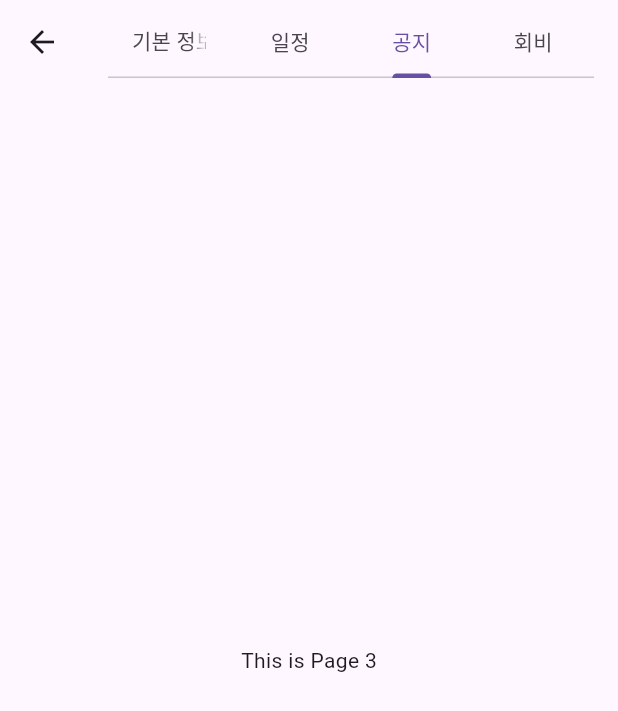
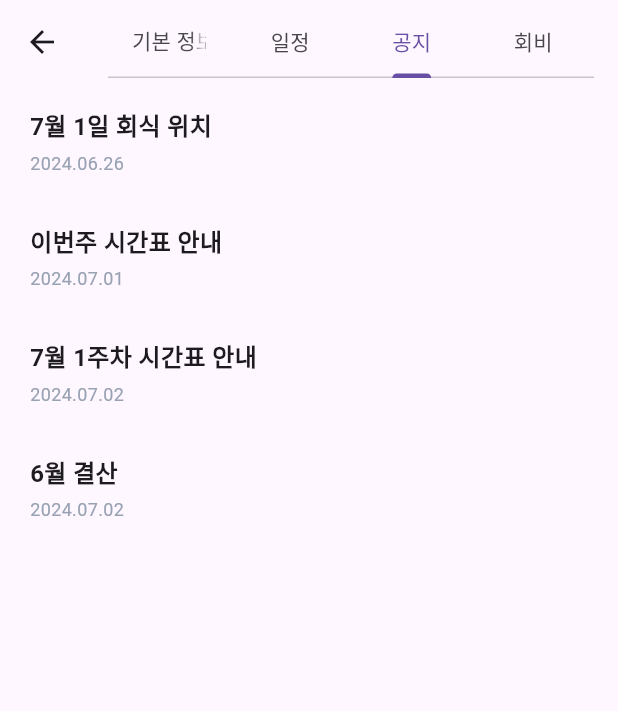
Before and after one commit to IT-Cotato/9th-Squadus-FE, a Flutter app: the PageGroup screen opened directly, tab 3 chosen, on a phone screen of 412 x 824 dp. Shown: the top 711 px of the screen. Run offline on Flutter 3.47's test engine with Material 3 defaults, Android fonts, the phone set to English and light mode, and no system bars; our stand-ins replace google_sign_in, table_calendar; missing offline and left inert: kakao_flutter_sdk, kakao_flutter_sdk_common.

Commit message:
feat: Group 페이지 공지 리스트

```diff
--- /dev/null
+++ b/lib/component/notice_list_component.dart
@@ -0,0 +1,52 @@
+import 'package:flutter/material.dart';
+import '../model/notice.dart';
+
+class NoticeList extends StatelessWidget {
+  final int id;
+  final String noticeTitle;
+  final String date;
+  final bool isNew;
+
+  const NoticeList({
+    Key? key,
+    required this.id,
+    required this.noticeTitle,
+    required this.date,
+    required this.isNew,
+  }) : super(key: key);
+
+  @override
+  Widget build(BuildContext context) {
+    return Container(
+      width: MediaQuery.of(context).size.width,
+      padding: EdgeInsets.symmetric(vertical: 16.0, horizontal: 20.0),
+      child: Column(
+        crossAxisAlignment: CrossAxisAlignment.start,
+        children: [
+          Row(
+            children: [
+              Expanded(
+                child: Text(
+                  noticeTitle,
+                  style: TextStyle(
+                    fontSize: 16,
+                    fontWeight: FontWeight.bold,
+                  ),
+                ),
+              )
+            ],
+          ),
+          SizedBox(height: 4),
+          Text(
+            date,
+            style: TextStyle(
+              fontSize: 12,
+              color: Color(0xFF98A2B3)
+            ),
+          )
+        ],
+
+      )
+    );
+  }
+}
--- a/lib/main.dart
+++ b/lib/main.dart
@@ -8,20 +8,20 @@ import 'package:intl/date_symbol_data_local.dart';
 
 void main() {
   initializeDateFormatting('ko_KR', null); // 'ko_KR' 로케일 데이터 초기화
-  // runApp() 호출 전 Flutter SDK 초기화
-  KakaoSdk.init(
-    nativeAppKey: "9a80e6ad2553c99dd8d0dbe467a9bf0c",
-  );
-
-  // runApp() 호출 전 google 세팅
-  const List<String> scopes = <String>[
-    'email',
-    'https://www.googleapis.com/auth/contacts.readonly',
-  ];
-
-  GoogleSignIn _googleSignIn = GoogleSignIn(
-    scopes: scopes,
-  );
+  // // runApp() 호출 전 Flutter SDK 초기화
+  // KakaoSdk.init(
+  //   nativeAppKey: "9a80e6ad2553c99dd8d0dbe467a9bf0c",
+  // );
+  //
+  // // runApp() 호출 전 google 세팅
+  // const List<String> scopes = <String>[
+  //   'email',
+  //   'https://www.googleapis.com/auth/contacts.readonly',
+  // ];
+  //
+  // GoogleSignIn _googleSignIn = GoogleSignIn(
+  //   scopes: scopes,
+  // );
   //
   // runApp(
   //   MaterialApp(
--- /dev/null
+++ b/lib/model/notice.dart
@@ -0,0 +1,13 @@
+class Notice {
+  final int id;
+  final String noticeTitle;
+  final String date;
+  final bool isNew;
+
+  Notice({
+    required this.id,
+    required this.noticeTitle,
+    required this.date,
+    required this.isNew
+  });
+}
--- a/lib/screen/page_group.dart
+++ b/lib/screen/page_group.dart
@@ -6,7 +6,9 @@ import 'package:flutter/widgets.dart';
 import 'package:table_calendar/table_calendar.dart';
 
 import '../component/schedule_component.dart';
+import '../component/notice_list_component.dart';
 import '../model/scedule.dart';
+import '../model/notice.dart';
 
 class PageGroup extends StatefulWidget {
   const PageGroup({Key? key}) : super(key: key);
@@ -378,13 +380,65 @@ class _Page2State extends State<Page2> {
   }
 }
 
-class Page3 extends StatelessWidget {
+class Page3 extends StatefulWidget {
   const Page3({Key? key}) : super(key: key);
   @override
+
+  _Page3State createState() => _Page3State();
+}
+
+class _Page3State extends State<Page3> {
+  @override
+
+  List<Notice> notices = [
+    Notice(
+        id: 1,
+        noticeTitle: '7월 1일 회식 위치',
+        date: '2024.06.26',
+        isNew: true
+    ),
+    Notice(
+        id: 2,
+        noticeTitle: '이번주 시간표 안내',
+        date: '2024.07.01',
+        isNew: true
+    ),
+    Notice(
+        id: 3,
+        noticeTitle: '7월 1주차 시간표 안내',
+        date: '2024.07.02',
+        isNew: false
+    ),
+    Notice(
+        id: 3,
+        noticeTitle: '6월 결산',
+        date: '2024.07.02',
+        isNew: false
+    ),
+  ];
+
   Widget build(BuildContext context) {
-    return Center(child: Text('This is Page 3'));
+    return SingleChildScrollView(
+      child: Container(
+        width: MediaQuery.of(context).size.width,
+        child: Column(
+          crossAxisAlignment: CrossAxisAlignment.start,
+            children: notices
+                .map((data) => NoticeList(
+                id: data.id,
+                noticeTitle: data.noticeTitle,
+                date: data.date,
+                isNew: data.isNew))
+                .toList(),
+
+        ),
+
+      ),
+    );
   }
+
 }
+
 
 class Page4 extends StatelessWidget {
   const Page4({Key? key}) : super(key: key);
```
Also changed, not shown: pubspec.lock, 1 other file.
